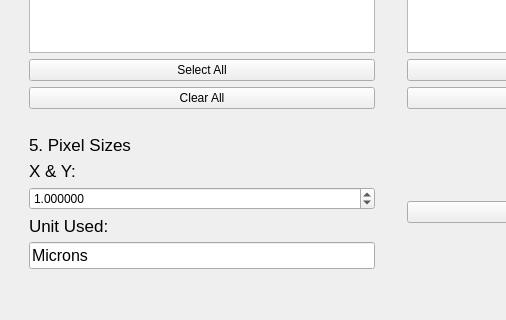
Old version of the form radialUI.ui in the repository HarrisonWismer/RadialProfile; both pictures show x 0 to 506 and y 312 to 632 of the 781 by 632 pixel window.
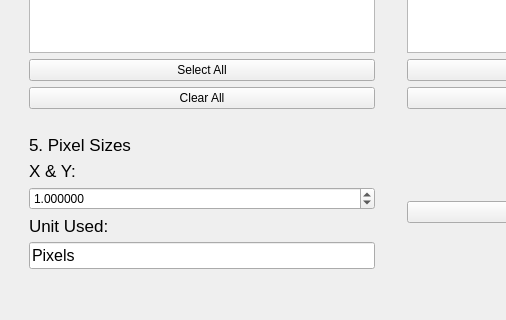
New version of the form.

Commit message: Fixed Reading in files without pixel information

The edit to the form file:
```diff
--- a/radialUI.ui
+++ b/radialUI.ui
@@ -168,7 +168,7 @@
          </font>
         </property>
         <property name="text">
-         <string>Microns</string>
+         <string>Pixels</string>
         </property>
        </widget>
       </item>
```
The commit also changes 1 other file.
